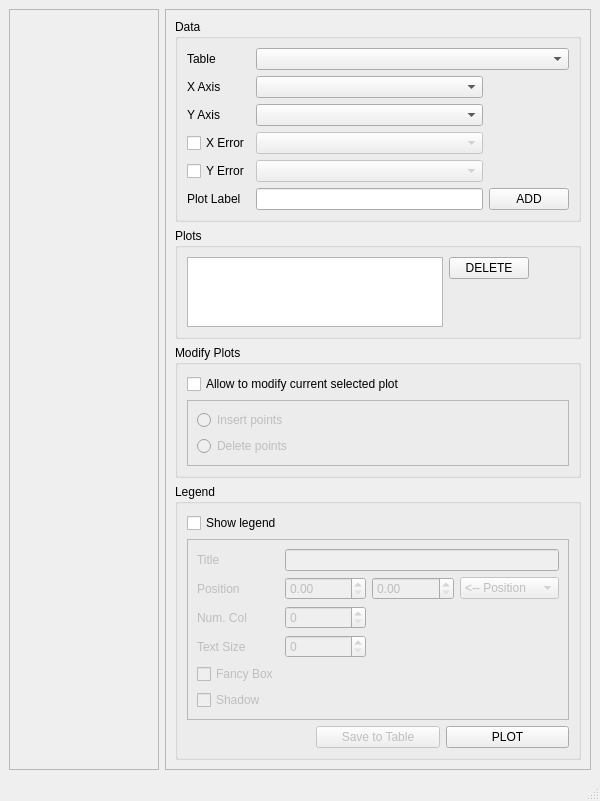
Above: ui_interfaces/plotTableWindow.ui from susanasanchez/GUIPSY before the change. Below: the same form after it.
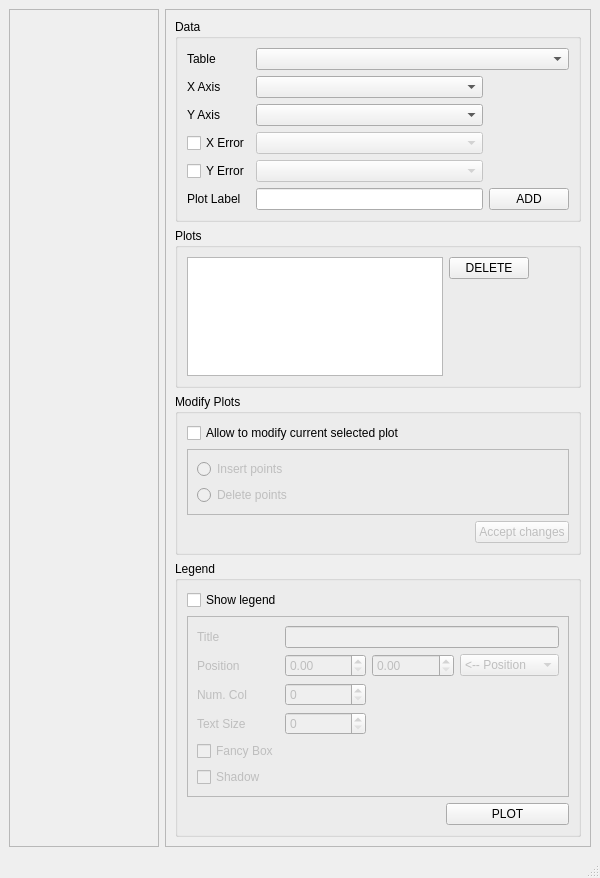
That is the form after the change.

```diff
--- a/ui_interfaces/plotTableWindow.ui
+++ b/ui_interfaces/plotTableWindow.ui
@@ -7,7 +7,7 @@
     <x>0</x>
     <y>0</y>
     <width>600</width>
-    <height>796</height>
+    <height>878</height>
    </rect>
   </property>
   <property name="windowTitle">
@@ -212,6 +212,44 @@
             </layout>
            </widget>
           </item>
+          <item>
+           <widget class="QFrame" name="frame">
+            <property name="frameShape">
+             <enum>QFrame::NoFrame</enum>
+            </property>
+            <property name="frameShadow">
+             <enum>QFrame::Raised</enum>
+            </property>
+            <layout class="QHBoxLayout" name="horizontalLayout_2">
+             <property name="margin">
+              <number>0</number>
+             </property>
+             <item>
+              <spacer name="horizontalSpacer">
+               <property name="orientation">
+                <enum>Qt::Horizontal</enum>
+               </property>
+               <property name="sizeHint" stdset="0">
+                <size>
+                 <width>40</width>
+                 <height>20</height>
+                </size>
+               </property>
+              </spacer>
+             </item>
+             <item>
+              <widget class="QPushButton" name="saveButton">
+               <property name="enabled">
+                <bool>false</bool>
+               </property>
+               <property name="text">
+                <string>Accept changes</string>
+               </property>
+              </widget>
+             </item>
+            </layout>
+           </widget>
+          </item>
          </layout>
         </widget>
        </item>
@@ -384,16 +422,6 @@
             </property>
            </widget>
           </item>
-          <item row="3" column="1">
-           <widget class="QPushButton" name="saveButton">
-            <property name="enabled">
-             <bool>false</bool>
-            </property>
-            <property name="text">
-             <string>Save to Table</string>
-            </property>
-           </widget>
-          </item>
          </layout>
         </widget>
        </item>
```
